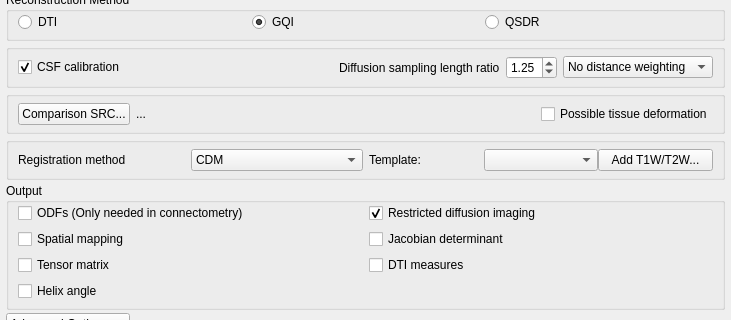
First picture: the form in reconstruction/reconstruction_window.ui, repository frankyeh/DSI-Studio, before the edit; both pictures show x 0 to 731 and y 99 to 419 of the 731 by 622 pixel window.
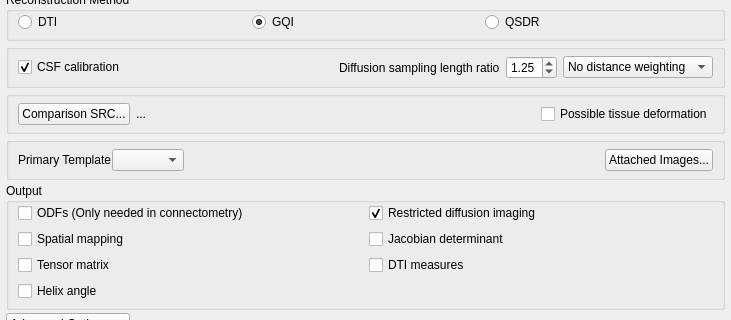
Second picture: the form after the edit. Icons and pictures are not drawn.

```diff
--- a/reconstruction/reconstruction_window.ui
+++ b/reconstruction/reconstruction_window.ui
@@ -730,67 +730,28 @@
              <property name="spacing">
               <number>0</number>
              </property>
-             <item>
+             <item alignment="Qt::AlignRight">
               <widget class="QLabel" name="label_15">
                <property name="text">
-                <string>Registration method</string>
+                <string>Primary Template</string>
                </property>
               </widget>
              </item>
              <item>
-              <widget class="QComboBox" name="reg_method">
-               <property name="sizePolicy">
-                <sizepolicy hsizetype="Preferred" vsizetype="Preferred">
-                 <horstretch>0</horstretch>
-                 <verstretch>0</verstretch>
-                </sizepolicy>
-               </property>
-               <property name="currentIndex">
-                <number>3</number>
-               </property>
-               <item>
-                <property name="text">
-                 <string>norm  7-9-7</string>
-                </property>
-               </item>
-               <item>
-                <property name="text">
-                 <string>norm 14-18-14</string>
-                </property>
-               </item>
-               <item>
-                <property name="text">
-                 <string>norm 21-27-21</string>
-                </property>
-               </item>
-               <item>
-                <property name="text">
-                 <string>CDM</string>
-                </property>
-               </item>
-               <item>
-                <property name="text">
-                 <string>T1W-CDM</string>
-                </property>
-               </item>
-              </widget>
+              <widget class="QComboBox" name="primary_template"/>
              </item>
-            </layout>
-           </item>
-           <item>
-            <layout class="QHBoxLayout" name="horizontalLayout_8">
-             <property name="spacing">
-              <number>0</number>
-             </property>
              <item>
-              <widget class="QLabel" name="label_8">
-               <property name="text">
-                <string>Template:</string>
+              <spacer name="horizontalSpacer_5">
+               <property name="orientation">
+                <enum>Qt::Horizontal</enum>
                </property>
-              </widget>
-             </item>
-             <item>
-              <widget class="QComboBox" name="template_box"/>
+               <property name="sizeHint" stdset="0">
+                <size>
+                 <width>40</width>
+                 <height>20</height>
+                </size>
+               </property>
+              </spacer>
              </item>
              <item>
               <widget class="QPushButton" name="add_t1t2">
@@ -801,7 +762,7 @@
                 </sizepolicy>
                </property>
                <property name="text">
-                <string>Add T1W/T2W...</string>
+                <string>Attached Images...</string>
                </property>
               </widget>
              </item>
```
